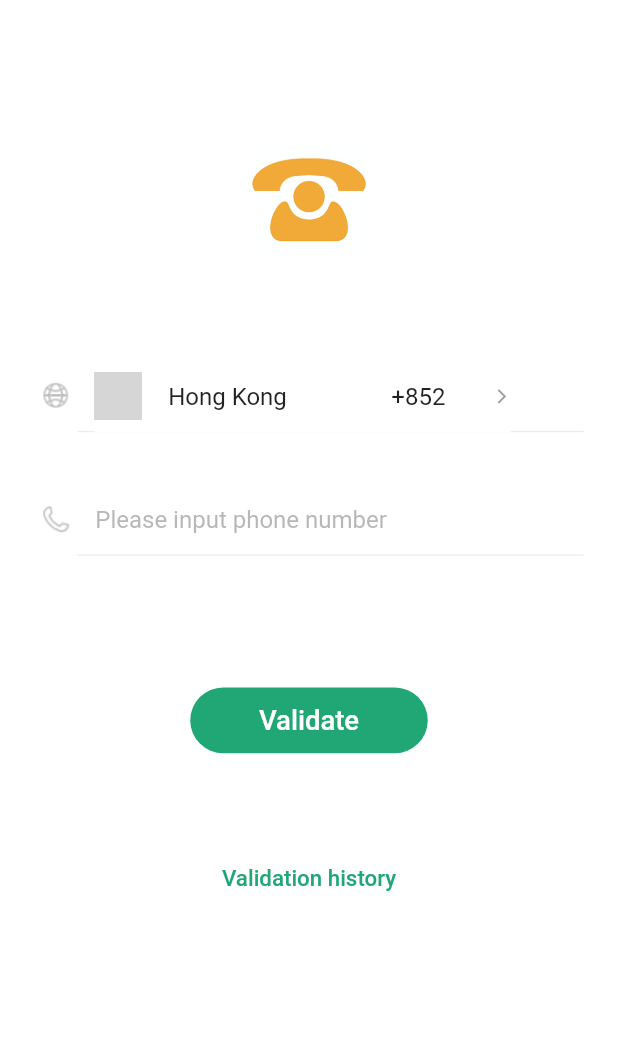
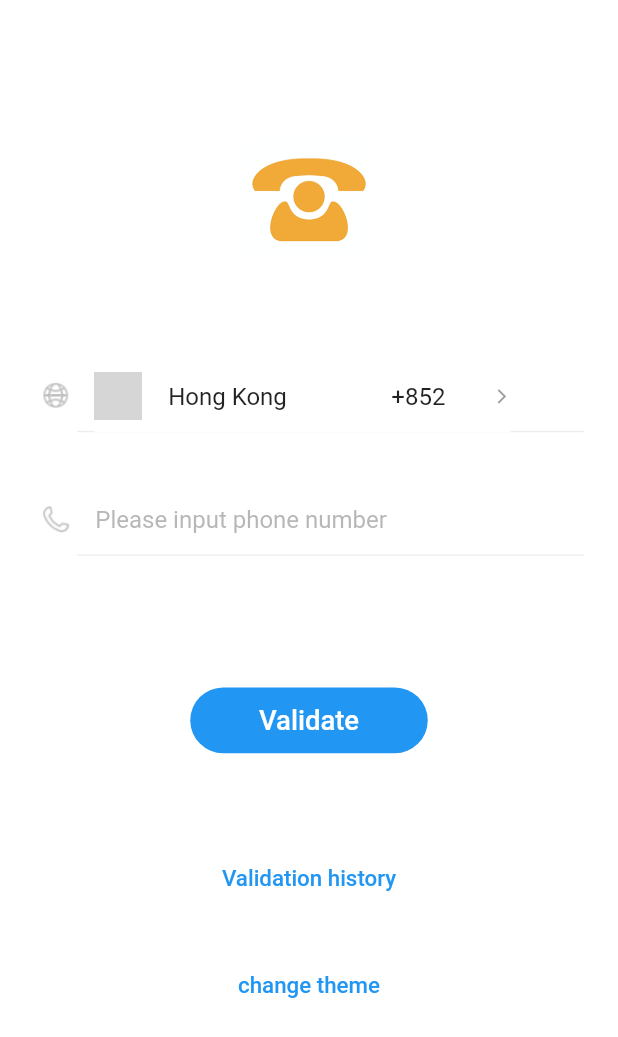
Before and after one commit to xianshui/phone_validation, a Flutter app: the screen it shows after launch, on a phone screen of 412 x 824 dp. Shown: the top 1037 px of the screen. Run offline on Flutter 3.47's test engine with Material 2 defaults, Android fonts, the light colour scheme and no system bars; our stand-ins replace dio, flutter_screenutil, shared_preferences, toast; grey boxes are pictures that could not be loaded.

Commit message:
added changing theme function

```diff
--- a/lib/main.dart
+++ b/lib/main.dart
@@ -1,34 +1,33 @@
 import 'package:flutter/material.dart';
-import './validation_page.dart';
+import 'pages/validation_page.dart';
+import 'package:provider/provider.dart';
+import 'models/theme_model.dart';
 
 void main() {
   runApp(App());
 }
 
 class App extends StatelessWidget {
-  // This widget is the root of your application.
   @override
   Widget build(BuildContext context) {
 
+    return MultiProvider(
+        providers: [
+          ChangeNotifierProvider(create: (_) => ThemeModel()),
+        ],
+        child: Consumer<ThemeModel> (
+          builder: (_, themeModel, __) {
+            print(themeModel.primaryColor);
             return MaterialApp(
                 title: 'Phone validation',
                 theme: ThemeData(
-        // This is the theme of your application.
-        //
-        // Try running your application with "flutter run". You'll see the
-        // application has a blue toolbar. Then, without quitting the app, try
-        // changing the primarySwatch below to Colors.green and then invoke
-        // "hot reload" (press "r" in the console where you ran "flutter run",
-        // or simply save your changes to "hot reload" in a Flutter IDE).
-        // Notice that the counter didn't reset back to zero; the application
-        // is not restarted.
-        primarySwatch: Colors.blue,
-        // This makes the visual density adapt to the platform that you run
-        // the app on. For desktop platforms, the controls will be smaller and
-        // closer together (more dense) than on mobile platforms.
+                  primarySwatch: themeModel.primaryColor,
                   visualDensity: VisualDensity.adaptivePlatformDensity,
                 ),
                 home: ValidationPage(title: 'Phone validation'),
               );
+          },
+        )
+    );
   }
 }
--- /dev/null
+++ b/lib/models/theme_model.dart
@@ -0,0 +1,18 @@
+import 'package:flutter/material.dart';
+
+class ThemeModel extends ChangeNotifier {
+
+  int colorIndex = 0;
+  List<Color> colors = [Colors.blue, Colors.purple, Colors.orange];
+  Color get primaryColor => colors[colorIndex];
+
+  void setColorIndex(int index) {
+    colorIndex = index;
+  }
+
+  void switchPrimaryColor() {
+    colorIndex = colorIndex == 0 ? 1 : (colorIndex == 1 ? 2 : 0);
+    notifyListeners();
+  }
+
+}
--- a/lib/history_page.dart
+++ b/lib/pages/history_page.dart
@@ -1,9 +1,9 @@
 import 'package:flutter/material.dart';
-import './widgets/country_selector.dart';
-import './constants.dart';
+import '../widgets/country_selector.dart';
+import '../constants.dart';
 import 'package:flutter_screenutil/flutter_screenutil.dart';
 import 'package:toast/toast.dart';
-import './http_util.dart';
+import '../utils/http_util.dart';
 
 class HistoryPage extends StatelessWidget {
   final List<String> phoneNumbers;
--- a/lib/validation_page.dart
+++ b/lib/pages/validation_page.dart
@@ -2,10 +2,12 @@ import 'package:flutter/material.dart';
 import 'package:flutter_screenutil/flutter_screenutil.dart';
 import 'package:toast/toast.dart';
 import 'package:shared_preferences/shared_preferences.dart';
-import './widgets/country_selector.dart';
-import './constants.dart';
-import './http_util.dart';
-import './history_page.dart';
+import '../widgets/country_selector.dart';
+import '../constants.dart';
+import '../utils/http_util.dart';
+import 'history_page.dart';
+import '../models/theme_model.dart';
+import 'package:provider/provider.dart';
 
 class ValidationPage extends StatefulWidget {
   ValidationPage({Key key, this.title}) : super(key: key);
@@ -85,6 +87,10 @@ class _ValidationPageState extends State<ValidationPage> {
     Navigator.push(context, MaterialPageRoute(builder: (context) => HistoryPage(phoneNumbers: phoneNumbers,)));
   }
 
+  void changeTheme() {
+    Provider.of<ThemeModel>(context).switchPrimaryColor();
+  }
+
   @override
   Widget build(BuildContext context) {
     if (ScreenUtil() == null) {
@@ -138,7 +144,7 @@ class _ValidationPageState extends State<ValidationPage> {
                                 decoration: InputDecoration(
                                   focusedBorder: UnderlineInputBorder(
                                     borderSide: BorderSide(
-                                      color: Color(AppColors.main),
+                                      color: Theme.of(context).primaryColor,
                                     ),
                                   ),
                                   enabledBorder: UnderlineInputBorder(
@@ -203,7 +209,7 @@ class _ValidationPageState extends State<ValidationPage> {
                           decoration: InputDecoration(
                             focusedBorder: UnderlineInputBorder(
                                 borderSide: BorderSide(
-                                  color: Color(AppColors.main),
+                                  color: Theme.of(context).primaryColor,
                                 )
                             ),
                             enabledBorder: UnderlineInputBorder(
@@ -236,7 +242,7 @@ class _ValidationPageState extends State<ValidationPage> {
                     status,
                     key: Key('status'),
                     style: TextStyle(
-                      color: status.contains('invalid') ? Colors.red : Color(AppColors.main),
+                      color: status.contains('invalid') ? Colors.red : Theme.of(context).primaryColor,
                       fontSize: 13.w,
                     ),
                   ),
@@ -247,7 +253,7 @@ class _ValidationPageState extends State<ValidationPage> {
                     disabledColor: Color(0xffe4e4e4),
                     elevation: 0,
                     onPressed: onValidate,
-                    color: Color(AppColors.main),
+                    color: Theme.of(context).primaryColor,
                     child: Text(
                       'Validate',
                       style: TextStyle(
@@ -265,7 +271,18 @@ class _ValidationPageState extends State<ValidationPage> {
                     child: Text(
                       'Validation history',
                       style: TextStyle(
-                        color: Color(AppColors.main),
+                        color: Theme.of(context).primaryColor,
+                        fontSize: 13.w,
+                      ),
+                    ),
+                  ),
+                  SizedBox(height: 20.w,),
+                  TextButton(
+                    onPressed: changeTheme,
+                    child: Text(
+                      'change theme',
+                      style: TextStyle(
+                        color: Theme.of(context).primaryColor,
                         fontSize: 13.w,
                       ),
                     ),
--- a/pubspec.yaml
+++ b/pubspec.yaml
@@ -35,6 +35,7 @@ dependencies:
   dio: ^3.0.9
   shared_preferences: ^0.5.8
   flutter_gherkin: ^1.1.9
+  provider: ^3.0.0
 
 
 dev_dependencies:
```
Also changed, not shown: lib/utils/http_util.dart (renamed from lib/http_util.dart), 1 other file. Lines whose indentation alone changed are shown as unchanged.
